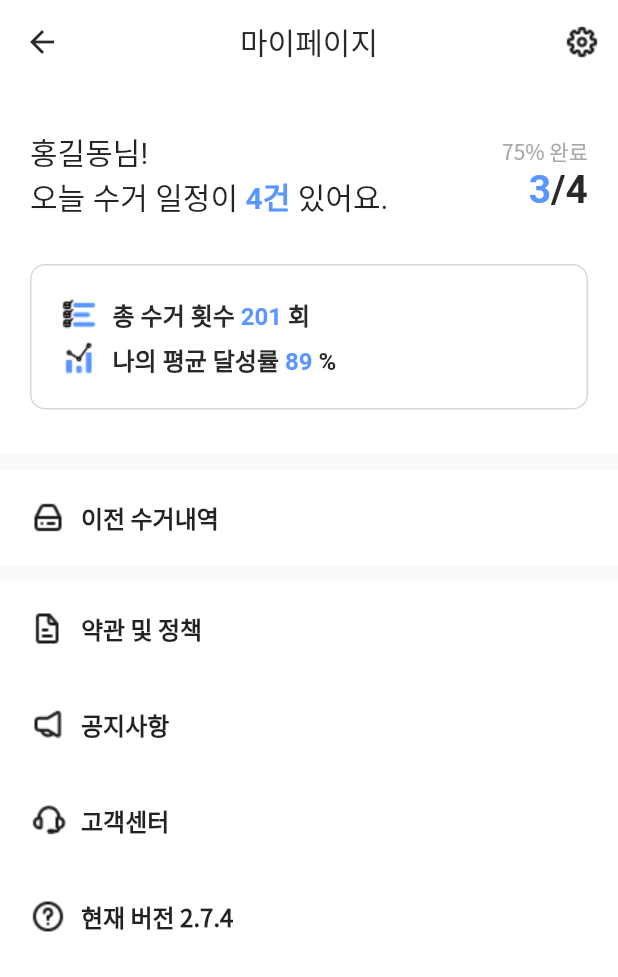
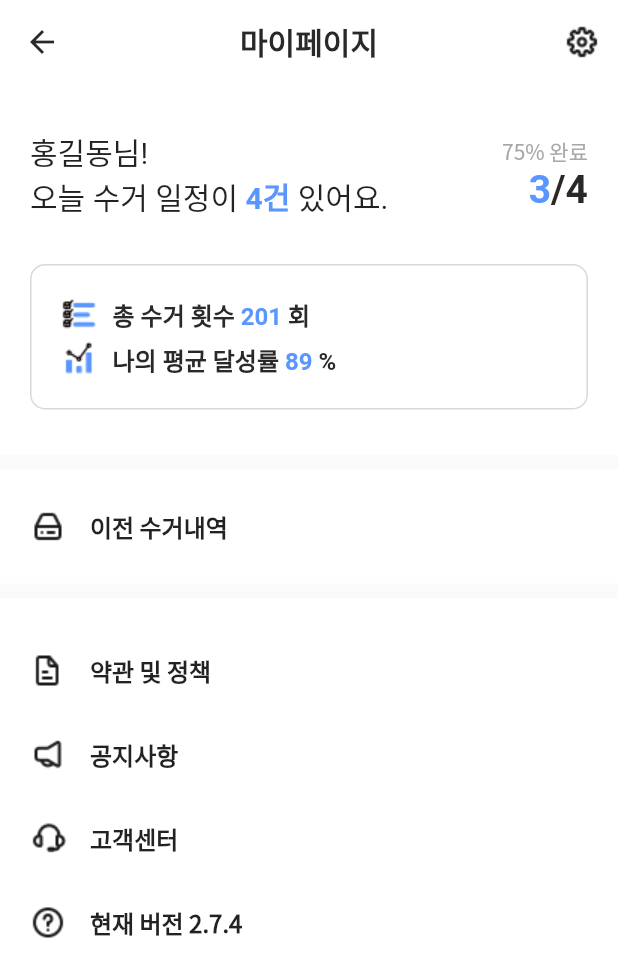
Before and after one commit to dltkdals-4en/ctg_delivery_v2, a Flutter app: the MyPageScreen screen opened directly, on a phone screen of 412 x 824 dp. Shown: the top 977 px of the screen. Run offline on Flutter 3.47's test engine with Material 2 defaults, Android fonts, the phone set to English and light mode, and no system bars; our stand-ins replace cloud_firestore, firebase_core, flutter_swiper_null_safety, fluttertoast, geolocator, sliding_up_panel and 1 more; missing offline and left inert: flutter_inappwebview, flutter_picker; accounts and stored records are empty.

Commit message:
no message

```diff
--- a/lib/my_page_screen.dart
+++ b/lib/my_page_screen.dart
@@ -1,3 +1,4 @@
+import 'package:ctg_delivery_v2/previous_history.dart';
 import 'package:ctg_delivery_v2/setting_screen.dart';
 import 'package:flutter/cupertino.dart';
 import 'package:flutter/material.dart';
@@ -16,6 +17,7 @@ class MyPageScreen extends StatelessWidget {
           '마이페이지',
           style: TextStyle(
             color: CoColor.coBlack,
+            fontWeight: FontWeight.bold,
           ),
         ),
         backgroundColor: Colors.white,
@@ -29,7 +31,8 @@ class MyPageScreen extends StatelessWidget {
                     MaterialPageRoute(
                       builder: (context) => SettingScreen(),
                     ));
-              }, icon: Image.asset('assets/images/setting.png'))
+              },
+              icon: Image.asset('assets/images/setting.png'))
         ],
       ),
       body: Column(
@@ -171,20 +174,26 @@ class MyPageScreen extends StatelessWidget {
           Container(
             color: Colors.white,
             child: Padding(
-              padding: const EdgeInsets.all(20),
-              child: Row(
-                crossAxisAlignment: CrossAxisAlignment.start,
-                children: [
-                  Image.asset('assets/images/myPageBefore.png'),
-                  SizedBox(
-                    width: 10,
+              padding: const EdgeInsets.fromLTRB(20, 10, 20, 10),
+              child: ListTile(
+                title: const Text(
+                  '이전 수거내역',
+                  style: TextStyle(
+                    fontSize: 16,
+                    fontWeight: FontWeight.w600,
                   ),
-                  Text(
-                    '이전 수거내역',
-                    style:
-                        TextStyle(fontSize: 16, fontWeight: FontWeight.w600),
                 ),
-                ],
+                onTap: () {
+                  Navigator.push(
+                      context,
+                      MaterialPageRoute(
+                        builder: (context) => PreviousHistory(),
+                      ));
+                },
+                minLeadingWidth: 0,
+                contentPadding: EdgeInsets.all(0),
+                leading: Container(
+                    child: Image.asset('assets/images/myPageBefore.png')),
               ),
             ),
           ),
@@ -198,70 +207,63 @@ class MyPageScreen extends StatelessWidget {
                 padding: const EdgeInsets.all(20),
                 child: Column(
                   children: [
-                    Row(
-                      crossAxisAlignment: CrossAxisAlignment.start,
-                      children: [
-                        Image.asset('assets/images/myPagePolicy.png'),
-                        SizedBox(
-                          width: 10,
-                        ),
-                        Text(
+                    ListTile(
+                      title: const Text(
                         '약관 및 정책',
                         style: TextStyle(
-                              fontSize: 16, fontWeight: FontWeight.w600),
+                          fontSize: 16,
+                          fontWeight: FontWeight.w600,
                         ),
-                      ],
                       ),
-                    SizedBox(
-                      height: 40,
+                      onTap: () {},
+                      minLeadingWidth: 0,
+                      contentPadding: EdgeInsets.all(0),
+                      leading: Container(
+                          child: Image.asset('assets/images/myPagePolicy.png')),
                     ),
-                    Row(
-                      crossAxisAlignment: CrossAxisAlignment.start,
-                      children: [
-                        Image.asset('assets/images/myPageNotice.png'),
-                        SizedBox(
-                          width: 10,
-                        ),
-                        Text(
+                    ListTile(
+                      title: const Text(
                         '공지사항',
                         style: TextStyle(
-                              fontSize: 16, fontWeight: FontWeight.w600),
+                          fontSize: 16,
+                          fontWeight: FontWeight.w600,
                         ),
-                      ],
                       ),
-                    SizedBox(
-                      height: 40,
+                      onTap: () {},
+                      minLeadingWidth: 0,
+                      contentPadding: EdgeInsets.all(0),
+                      leading: Container(
+                          child: Image.asset('assets/images/myPageNotice.png')),
                     ),
-                    Row(
-                      crossAxisAlignment: CrossAxisAlignment.start,
-                      children: [
-                        Image.asset('assets/images/myPageService.png'),
-                        SizedBox(
-                          width: 10,
-                        ),
-                        Text(
+                    ListTile(
+                      title: const Text(
                         '고객센터',
                         style: TextStyle(
-                              fontSize: 16, fontWeight: FontWeight.w600),
+                          fontSize: 16,
+                          fontWeight: FontWeight.w600,
                         ),
-                      ],
                       ),
-                    SizedBox(
-                      height: 40,
+                      onTap: () {},
+                      minLeadingWidth: 0,
+                      contentPadding: EdgeInsets.all(0),
+                      leading: Container(
+                          child:
+                              Image.asset('assets/images/myPageService.png')),
                     ),
-                    Row(
-                      crossAxisAlignment: CrossAxisAlignment.start,
-                      children: [
-                        Image.asset('assets/images/myPageVersion.png'),
-                        SizedBox(
-                          width: 10,
-                        ),
-                        Text(
+                    ListTile(
+                      title: const Text(
                         '현재 버전 2.7.4',
                         style: TextStyle(
-                              fontSize: 16, fontWeight: FontWeight.w600),
+                          fontSize: 16,
+                          fontWeight: FontWeight.w600,
                         ),
-                      ],
+                      ),
+                      onTap: () {},
+                      minLeadingWidth: 0,
+                      contentPadding: EdgeInsets.all(0),
+                      leading: Container(
+                          child:
+                              Image.asset('assets/images/myPageVersion.png')),
                     ),
                   ],
                 ),
```
Also changed, not shown: lib/previous_history.dart (added, +91 -0 lines), lib/setting_screen.dart (+64 -16 lines). Lines whose indentation alone changed are shown as unchanged.
